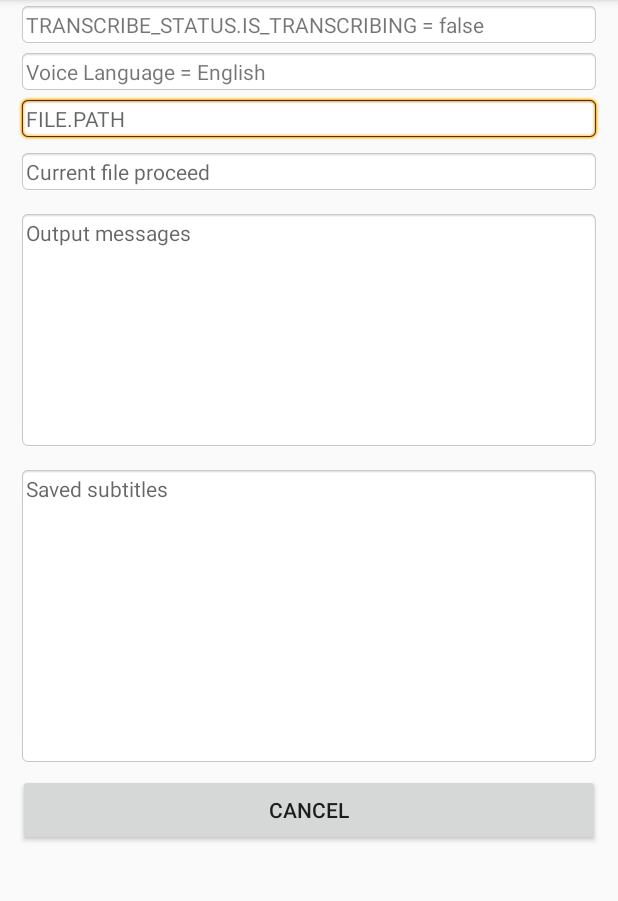
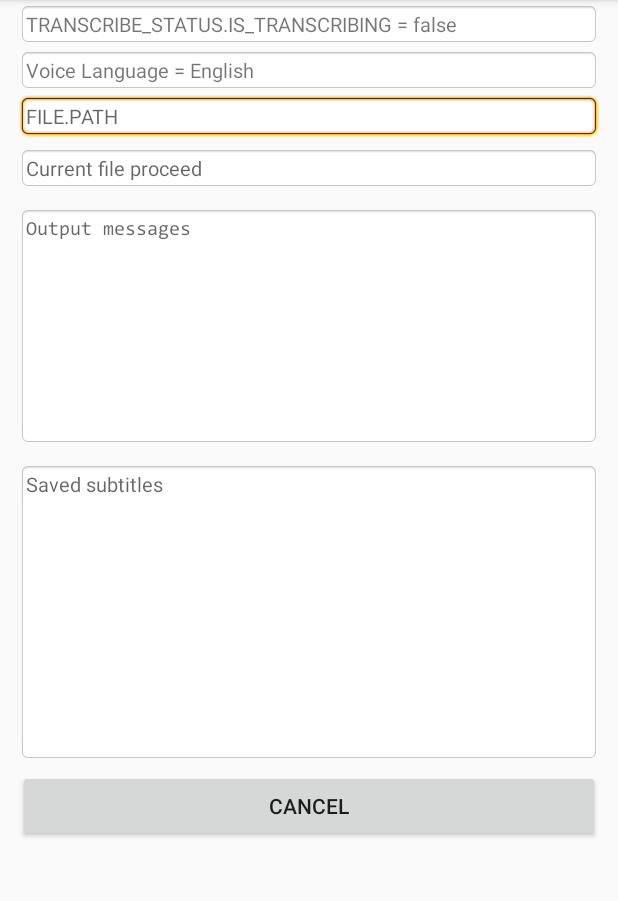
Before and after one commit to botbahlul/android-autosrt-v2, an Android app: the TranscribeActivity screen opened directly, with no data from a screen before it, on a phone screen of 412 x 824 dp, the part 84-985 px from its top. Run offline under Robolectric (Android 15) with nearby library versions, the phone set to English and light mode, and no system bars; libraries missing offline, so code that uses them is left out: com.chaquo.python; 1 statement that could not run was skipped.

Commit message:
Add files via upload

```diff
--- a/app/build.gradle
+++ b/app/build.gradle
@@ -20,7 +20,7 @@ android {
         minSdkVersion 23
         targetSdkVersion 29
         versionCode 2
-        versionName "2.7.0"
+        versionName "2.7.2"
 
         ndk {
             abiFilters "armeabi-v7a", "arm64-v8a", "x86", "x86_64"
--- a/app/src/main/res/layout/activity_transcribe.xml
+++ b/app/src/main/res/layout/activity_transcribe.xml
@@ -10,20 +10,18 @@
     android:orientation="vertical"
     android:padding="1dp"
     >
-
     <RelativeLayout
         android:layout_width="match_parent"
         android:layout_height="wrap_content"
         android:layout_gravity="center_horizontal"
         >
-
         <TextView
             android:id="@+id/textview_isTranscribing"
             android:hint="@string/transcribe_status"
             android:padding="5dp"
-            android:gravity="start"
+            android:gravity="start|center"
             android:textAlignment="gravity"
-            android:textSize="14sp"
+            android:textSize="13sp"
             android:scrollbars="vertical"
             android:isScrollContainer="true"
             android:background="@android:drawable/editbox_background"
@@ -37,14 +35,13 @@
             android:layout_marginBottom="1dp"
             tools:ignore="RtlHardcoded,SmallSp"
             />
-
         <TextView
             android:id="@+id/textview_src"
-            android:hint="LANGUAGE.SRC_LANGUAGE"
+            android:hint="@string/language_src_language"
             android:padding="5dp"
-            android:gravity="start"
+            android:gravity="start|center"
             android:textAlignment="gravity"
-            android:textSize="14sp"
+            android:textSize="13sp"
             android:background="@android:drawable/editbox_background"
             android:typeface="sans"
             android:layout_below="@+id/textview_isTranscribing"
@@ -56,14 +53,13 @@
             android:layout_marginBottom="1dp"
             android:layout_centerHorizontal="true"
             />
-
         <TextView
             android:id="@+id/textview_dst"
-            android:hint="LANGUAGE.DST_LANGUAGE"
+            android:hint="@string/language_dst_language"
             android:padding="5dp"
-            android:gravity="start"
+            android:gravity="start|center"
             android:textAlignment="gravity"
-            android:textSize="14sp"
+            android:textSize="13sp"
             android:background="@android:drawable/editbox_background"
             android:typeface="sans"
             android:layout_below="@+id/textview_src"
@@ -75,14 +71,13 @@
             android:layout_marginBottom="1dp"
             android:layout_centerHorizontal="true"
             />
-
         <TextView
             android:id="@+id/textview_filepath"
-            android:hint="FILE.PATH"
+            android:hint="@string/file_path"
             android:padding="5dp"
-            android:gravity="start"
+            android:gravity="start|center"
             android:textAlignment="gravity"
-            android:textSize="14sp"
+            android:textSize="13sp"
             android:background="@android:drawable/editbox_background"
             android:typeface="sans"
             android:layout_below="@+id/textview_dst"
@@ -94,14 +89,13 @@
             android:layout_marginBottom="5dp"
             android:layout_centerHorizontal="true"
             />
-
         <TextView
             android:id="@+id/textview_current_file"
-            android:hint="Current file proceed"
+            android:hint="@string/current_file_proceed"
             android:padding="5dp"
-            android:gravity="start"
+            android:gravity="start|center"
             android:textAlignment="gravity"
-            android:textSize="14sp"
+            android:textSize="13sp"
             android:background="@android:drawable/editbox_background"
             android:typeface="sans"
             android:layout_below="@+id/textview_filepath"
@@ -113,18 +107,18 @@
             android:layout_marginBottom="5dp"
             android:layout_centerHorizontal="true"
             />
-
         <TextView
             android:id="@+id/textview_output_messages_2"
             android:hint="@string/output_messages"
             android:padding="5dp"
             android:gravity="start"
             android:textAlignment="gravity"
-            android:textSize="14sp"
+            android:textSize="13sp"
             android:scrollbars="vertical"
             android:isScrollContainer="true"
             android:background="@android:drawable/editbox_background"
             android:typeface="sans"
+            android:fontFamily="@font/consola"
             android:layout_below="@+id/textview_current_file"
             android:layout_width="match_parent"
             android:layout_height="160dp"
@@ -134,14 +128,13 @@
             android:layout_marginEnd="5dp"
             android:layout_marginBottom="5dp"
             tools:ignore="RtlHardcoded,SmallSp" />
-
         <TextView
             android:id="@+id/textview_final_results"
-            android:hint="Saved subtitles"
+            android:hint="@string/saved_subtitles"
             android:padding="5dp"
             android:gravity="start"
             android:textAlignment="gravity"
-            android:textSize="14sp"
+            android:textSize="13sp"
             android:scrollbars="vertical"
             android:isScrollContainer="true"
             android:background="@android:drawable/editbox_background"
@@ -155,7 +148,6 @@
             android:layout_marginEnd="5dp"
             android:layout_marginBottom="5dp"
             tools:ignore="RtlHardcoded,SmallSp" />
-
         <Button
             android:id="@+id/button_cancel"
             android:text="@string/cancel"
@@ -172,7 +164,5 @@
             android:layout_marginBottom="5dp"
             android:layout_centerHorizontal="true"
             />
-
-
     </RelativeLayout>
 </ScrollView>
--- a/app/src/main/res/values/strings.xml
+++ b/app/src/main/res/values/strings.xml
@@ -13,4 +13,8 @@
     <string name="file_uri">FILE.URI</string>
     <string name="file_display_name">FILE.DISPLAY_NAME</string>
     <string name="file_path">FILE.PATH</string>
+    <string name="language_src_language">LANGUAGE.SRC_LANGUAGE</string>
+    <string name="language_dst_language">LANGUAGE.DST_LANGUAGE</string>
+    <string name="current_file_proceed">Current file proceed</string>
+    <string name="saved_subtitles">Saved subtitles</string>
 </resources>
```
Also changed, not shown: app/src/main/java/com/android/autosrt/MainActivity.java (+36 -3 lines), app/src/main/res/layout/activity_main.xml (+21 -40 lines), app/src/main/res/font/consola.ttf (added), 1 other file.
